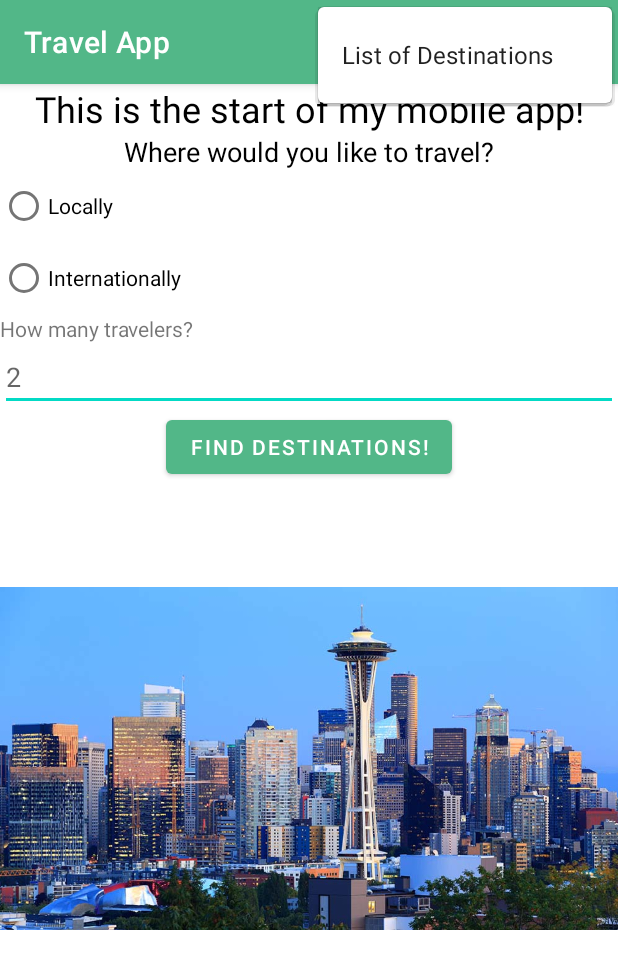
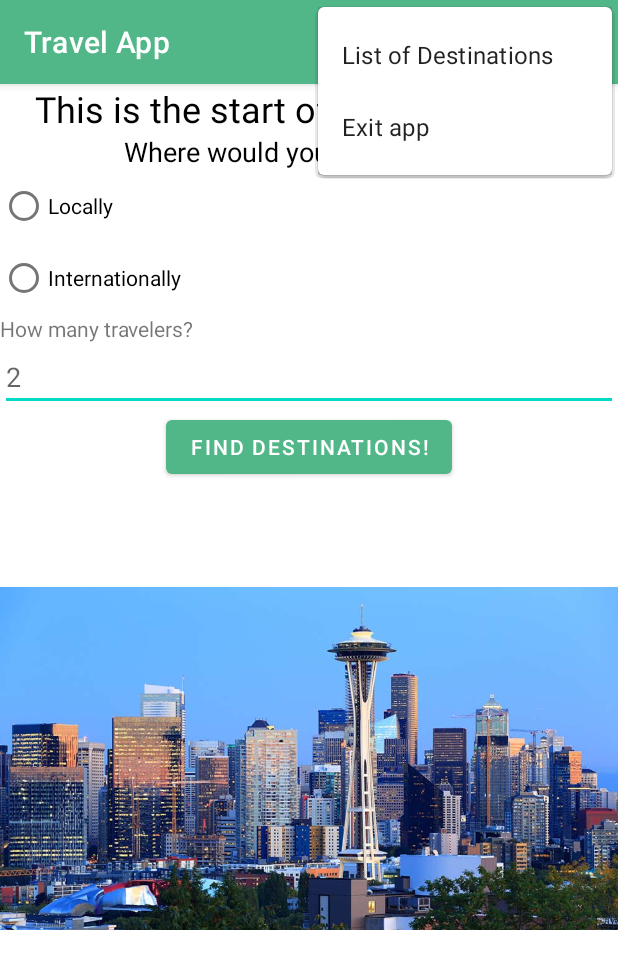
Before and after one commit to QuintonPrice/CPTR405-Project, an Android app: the screen it shows after launch (MainActivity), with the options menu open, on a phone screen of 412 x 824 dp. Shown: the top 969 px of the screen. Run offline under Robolectric (Android 15) with nearby library versions, the phone set to English and light mode, and no system bars.

Commit message:
added dialogue menu for exiting app

```diff
--- a/app/src/main/res/menu/main_menu.xml
+++ b/app/src/main/res/menu/main_menu.xml
@@ -10,4 +10,8 @@
         android:title="@string/list_of_Destinations"
         app:showAsAction="never"/>
 
+    <item android:id="@+id/action_exit_app"
+        android:title="@string/exit_app"
+        app:showAsAction="never"/>
+
 </menu>
--- a/app/src/main/res/values/strings.xml
+++ b/app/src/main/res/values/strings.xml
@@ -11,4 +11,5 @@
     <string name="help">Help</string>
     <string name="search">Search</string>
     <string name="list_of_Destinations">List of Destinations</string>
+    <string name="exit_app">Exit app</string>
 </resources>
```
Also changed, not shown: app/src/main/java/edu/wallawalla/cs/pricqu/travelapp/MainActivity.java (+45 -3 lines).
